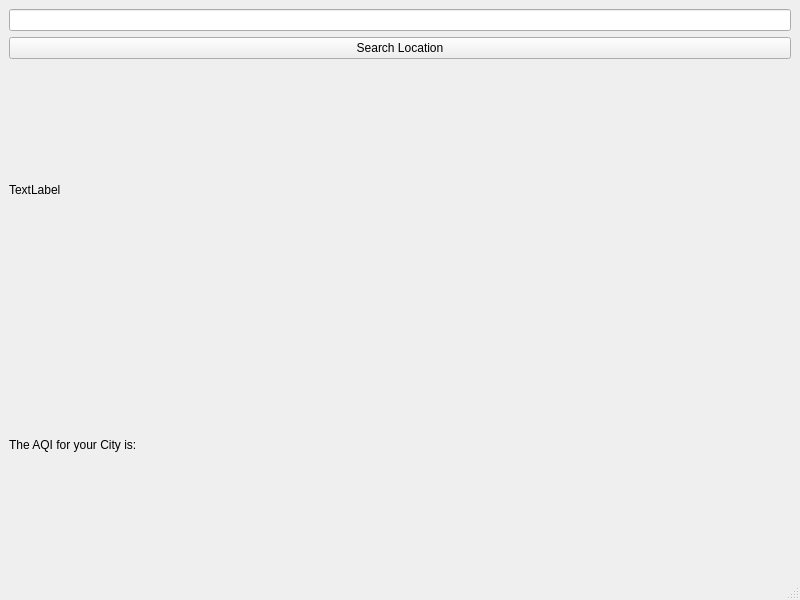
Before: the Qt Designer form mainwindow.ui in trimstrayy/CIS_-I-II-, drawn with Qt 5.
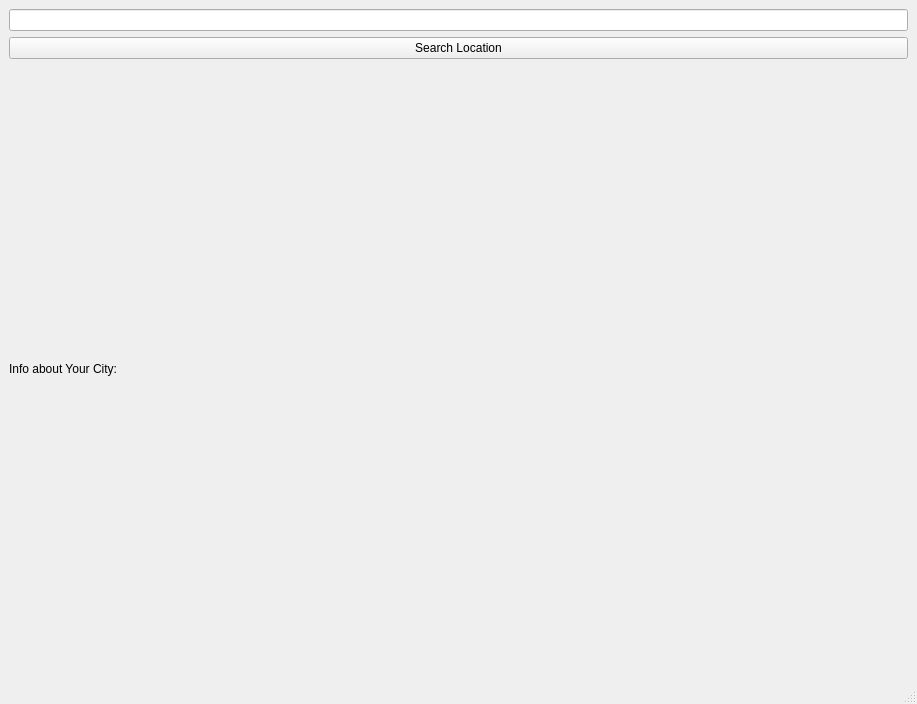
After: the same form once the commit is applied.

Commit message: changes to city info

```diff
--- a/mainwindow.ui
+++ b/mainwindow.ui
@@ -6,8 +6,8 @@
    <rect>
     <x>0</x>
     <y>0</y>
-    <width>800</width>
-    <height>600</height>
+    <width>917</width>
+    <height>704</height>
    </rect>
   </property>
   <property name="windowTitle">
@@ -28,14 +28,7 @@
     <item>
      <widget class="QLabel" name="labelDetails">
       <property name="text">
-       <string>TextLabel</string>
-      </property>
-     </widget>
-    </item>
-    <item>
-     <widget class="QLabel" name="labelAQI">
-      <property name="text">
-       <string>The AQI for your City is:</string>
+       <string>Info about Your City:</string>
       </property>
      </widget>
     </item>
```
Left out of the diff: 2 changed lines with no effect on the pictures. The commit also changes 9 other files.
